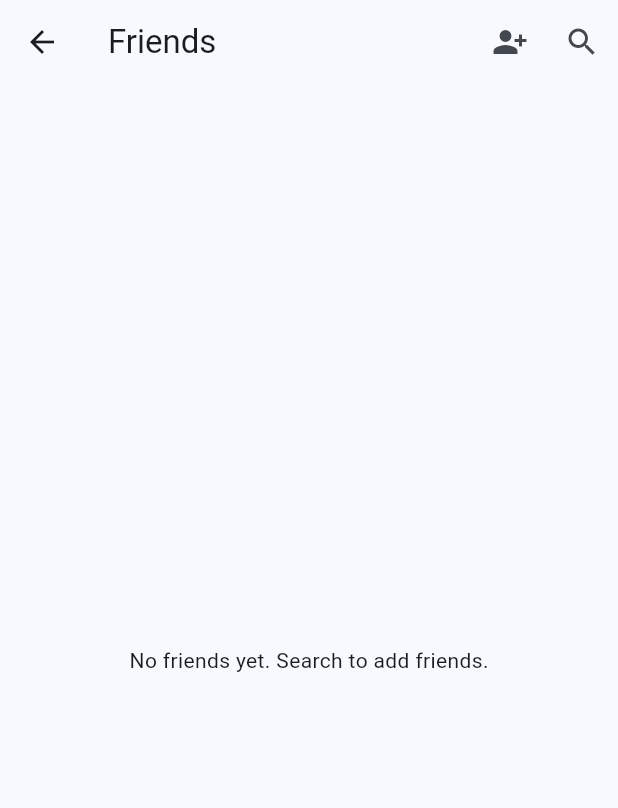
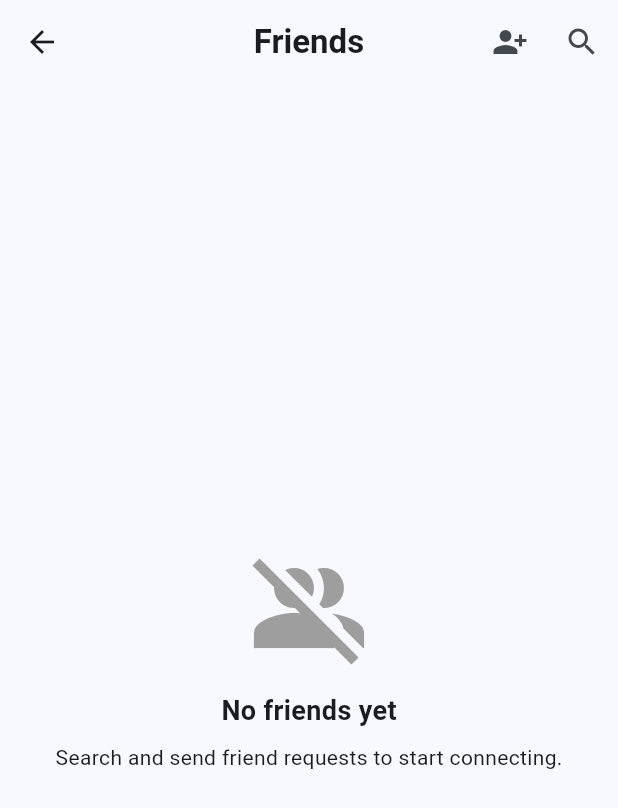
Before and after one commit to GaryXian/Flutter-Real-time-Messaging-and-Video-calls-Application, a Flutter app: the ContactsScreen screen opened by its route, on a phone screen of 412 x 824 dp. Shown: the top 808 px of the screen. Run offline on Flutter 3.47's test engine with Material 3 defaults, Android fonts, the light colour scheme and no system bars; our stand-ins replace audioplayers, cloud_firestore, dio, file_picker, firebase_auth, firebase_core and 8 more; missing offline and left inert: flutter_facebook_auth, flutter_webrtc, mime_type; accounts and stored records are empty.

Commit message:
Friends screen UI re-updated

```diff
--- a/lib/main_screens/friends_screen.dart
+++ b/lib/main_screens/friends_screen.dart
@@ -469,7 +469,8 @@ void dispose() {
   Widget build(BuildContext context) {
     return Scaffold(
       appBar: AppBar(
-        title: const Text('Friends'),
+        title: const Text('Friends', style: TextStyle(fontWeight: FontWeight.bold)),
+        centerTitle: true,
         actions: [
           IconButton(
             icon: const Icon(Icons.person_add_alt_1),
@@ -484,8 +485,7 @@ void dispose() {
                 context: context,
                 delegate: FriendSearchDelegate(
                   onSearch: _searchUsers,
-                  onSendRequest:
-                      (userId) => _sendFriendRequest(userId, 'Unknown'),
+                  onSendRequest: (userId) => _sendFriendRequest(userId, 'Unknown'),
                 ),
               );
             },
@@ -495,15 +495,29 @@ void dispose() {
       body: _isLoading
           ? const Center(child: CircularProgressIndicator())
           : _friendsList.isEmpty
-        ? const Center(
-            child: Text('No friends yet. Search to add friends.'),
+              ? Center(
+                  child: Column(
+                    mainAxisAlignment: MainAxisAlignment.center,
+                    children: const [
+                      Icon(Icons.group_off, size: 80, color: Colors.grey),
+                      SizedBox(height: 16),
+                      Text(
+                        'No friends yet',
+                        style: TextStyle(fontSize: 18, fontWeight: FontWeight.bold),
+                      ),
+                      SizedBox(height: 8),
+                      Text('Search and send friend requests to start connecting.'),
+                    ],
+                  ),
                 )
               : ListView.builder(
+                  padding: const EdgeInsets.symmetric(horizontal: 12, vertical: 8),
                   itemCount: _friendsList.length,
                   itemBuilder: (context, index) {
                     final friend = _friendsList[index];
-
-              return Slidable(
+                    return Padding(
+                      padding: const EdgeInsets.symmetric(vertical: 6),
+                      child: Slidable(
                         key: Key(friend['uid']),
                         endActionPane: ActionPane(
                           motion: const DrawerMotion(),
@@ -521,15 +535,27 @@ body: _isLoading
                             ),
                           ],
                         ),
+                        child: Material(
+                          elevation: 2,
+                          borderRadius: BorderRadius.circular(16),
+                          color: Theme.of(context).cardColor,
                           child: ListTile(
+                            contentPadding: const EdgeInsets.symmetric(horizontal: 16, vertical: 12),
                             leading: buildUserAvatar(friend['photoURL']),
-                  title: Text(friend['displayName'] ?? 'Unknown'),
+                            title: Text(
+                              friend['displayName'] ?? 'Unknown',
+                              style: const TextStyle(fontWeight: FontWeight.w600),
+                            ),
                             subtitle: Text(friend['email'] ?? ''),
+                            shape: RoundedRectangleBorder(
+                              borderRadius: BorderRadius.circular(16),
+                            ),
+                          ),
+                        ),
                       ),
                     );
                   },
                 ),
-
     );
   }
 }
```
Lines whose indentation alone changed are shown as unchanged.
